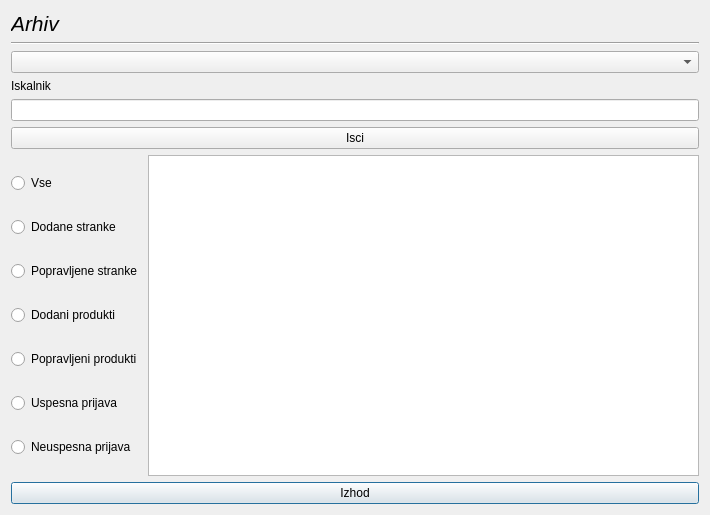
Above: arhiv.ui from MaxMaxy/racun before the change. Below: the same form after it.
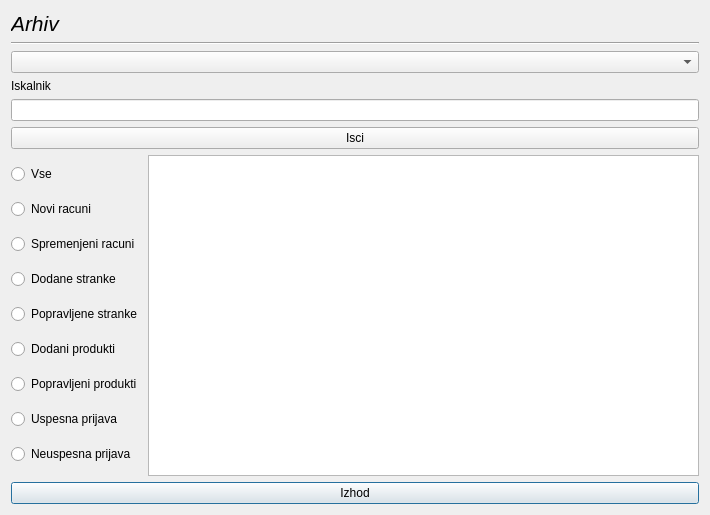
That is the form after the change.

```diff
--- a/arhiv.ui
+++ b/arhiv.ui
@@ -50,6 +50,20 @@
            </property>
           </widget>
          </item>
+         <item>
+          <widget class="QRadioButton" name="radioButton_noviRacuni">
+           <property name="text">
+            <string>Novi racuni</string>
+           </property>
+          </widget>
+         </item>
+         <item>
+          <widget class="QRadioButton" name="radioButton_spremenjeniRacuni">
+           <property name="text">
+            <string>Spremenjeni racuni</string>
+           </property>
+          </widget>
+         </item>
          <item>
           <widget class="QRadioButton" name="radioButton_dodaneStranke">
            <property name="text">
```
